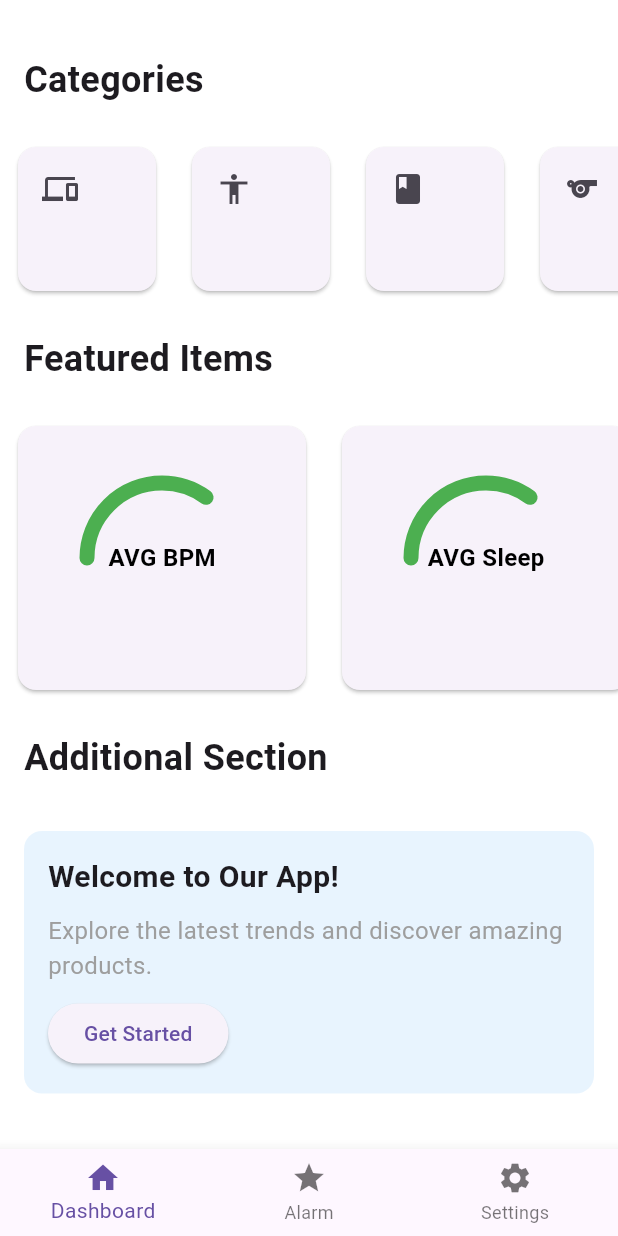
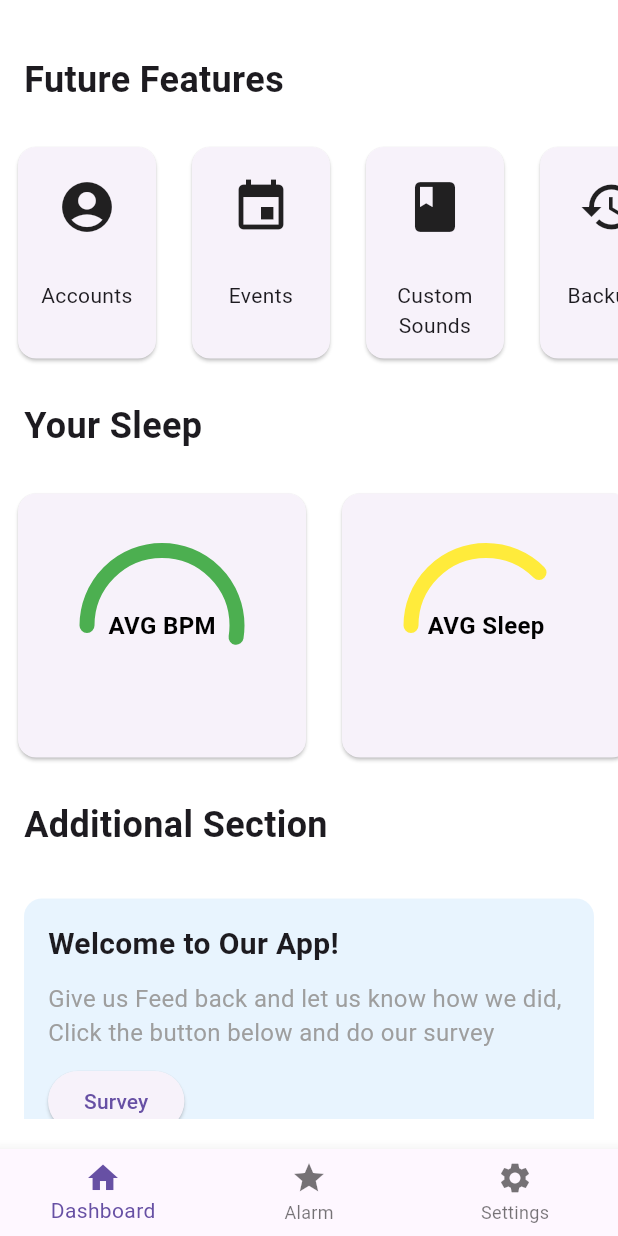
Before and after one commit to ShivanshP1/Clockapp, a Flutter app: the screen it shows after launch, on a phone screen of 412 x 824 dp. Run offline on Flutter 3.47's test engine with Material 3 defaults, Android fonts, the phone set to English and light mode, and no system bars; our stand-ins replace flutter_local_notifications, shared_preferences.

Commit message:
Gauge Functioanlity
Made some changes to page One
added dynamic functionality to the gauges in page one

```diff
--- a/clockapp/lib/PageOne.dart
+++ b/clockapp/lib/PageOne.dart
@@ -1,5 +1,7 @@
 // ignore: file_names
 // ignore_for_file: use_key_in_widget_constructors, use_super_parameters
+// pages/page_one.dart
+// ignore_for_file: use_build_context_synchronously
 
 import 'package:flutter/material.dart';
 import 'dart:math';
@@ -14,9 +16,9 @@ class PageOne extends StatelessWidget {
       padding: const EdgeInsets.symmetric(vertical: 20),
       child: ListView(
         children: <Widget>[
-          _buildSectionTitle('Categories'),
+          _buildSectionTitle('Future Features'),
           _buildCategoryList(),
-          _buildSectionTitle('Featured Items'),
+          _buildSectionTitle('Your Sleep'),
           _buildFeaturedItemList(),
           _buildSectionTitle('Additional Section'),
           _buildAdditionalSection(),
@@ -37,15 +39,15 @@ class PageOne extends StatelessWidget {
 
   Widget _buildCategoryList() {
     return SizedBox(
-      height: 120,
+      height: 165,
       child: ListView(
         scrollDirection: Axis.horizontal,
         children: <Widget>[
-          _buildCategoryItem('Electronics', Icons.devices),
-          _buildCategoryItem('Clothing', Icons.accessibility),
-          _buildCategoryItem('Books', Icons.book),
-          _buildCategoryItem('Sports', Icons.sports),
-          _buildCategoryItem('Home', Icons.home),
+          _buildCategoryItem('Accounts', Icons.account_circle),
+          _buildCategoryItem('Events', Icons.event),
+          _buildCategoryItem('Custom Sounds', Icons.book),
+          _buildCategoryItem('Backups', Icons.restore),
+          _buildCategoryItem('Device', Icons.important_devices),
         ],
       ),
     );
@@ -56,9 +58,28 @@ class PageOne extends StatelessWidget {
       margin: const EdgeInsets.all(8),
       width: 100,
       child: Card(
-        child: ListTile(
-          // title: Text(title),
-          leading: Icon(icon),
+        child: Column(
+          mainAxisAlignment: MainAxisAlignment.spaceBetween,
+          children: [
+            // Icon at the top, taking most of the space
+            Container(
+              height: 80,
+              child: Icon(icon, size: 40),
+            ),
+            // Text at the bottom with limited height
+            Container(
+              height: 60,
+              child: Padding(
+                padding: const EdgeInsets.all(8),
+                child: Text(
+                  title,
+                  textAlign: TextAlign.center,
+                  overflow: TextOverflow.ellipsis,
+                  maxLines: 2,
+                ),
+              ),
+            ),
+          ],
         ),
       ),
     );
@@ -70,30 +91,28 @@ class PageOne extends StatelessWidget {
       child: ListView(
         scrollDirection: Axis.horizontal,
         children: <Widget>[
-          _buildFeaturedItem('AVG BPM', Icons.phone),
-          _buildFeaturedItem('AVG Sleep', Icons.laptop),
-          _buildFeaturedItem('Streak', Icons.directions_run),
-          _buildFeaturedItem('asd', Icons.menu_book),
-          _buildFeaturedItem('wasd', Icons.weekend),
+          _buildFeaturedItem('AVG BPM', Icons.phone, 0.7),
+          _buildFeaturedItem('AVG Sleep', Icons.laptop, 0.5),
+          _buildFeaturedItem('Streak', Icons.directions_run, 0.3),
+          _buildFeaturedItem('asd', Icons.menu_book, 0.9),
+          _buildFeaturedItem('wasd', Icons.weekend, 0.2),
         ],
       ),
     );
   }
 
-  Widget _buildFeaturedItem(String title, IconData icon) {
-    double progressValue = 0.7; // Set your progress value here
+  Widget _buildFeaturedItem(String title, IconData icon, double progressValue) {
     Color gaugeColor = _getGaugeColor(progressValue);
 
     return Container(
       margin: const EdgeInsets.all(8),
-      width: 200, // Adjust the width to scale up the size
+      width: 200,
       child: Card(
         child: Stack(
           children: [
             Center(
               child: CustomSemiCircularGauge(
-                progressValue: progressValue,
-                gaugeColor: gaugeColor,
+                percentage: (progressValue * 100).toInt(),
               ),
             ),
             Center(
@@ -102,7 +121,7 @@ class PageOne extends StatelessWidget {
                 style: const TextStyle(
                   fontSize: 16,
                   fontWeight: FontWeight.bold,
-                  color: Colors.black, // Adjust text color as needed
+                  color: Colors.black,
                 ),
               ),
             ),
@@ -139,7 +158,7 @@ class PageOne extends StatelessWidget {
           ),
           const SizedBox(height: 10),
           const Text(
-            'Explore the latest trends and discover amazing products.',
+            'Give us Feed back and let us know how we did, Click the button below and do our survey',
             style: TextStyle(fontSize: 16, color: Colors.grey),
           ),
           const SizedBox(height: 10),
@@ -147,7 +166,7 @@ class PageOne extends StatelessWidget {
             onPressed: () {
               // Handle button press
             },
-            child: const Text('Get Started'),
+            child: const Text('Survey'),
           ),
         ],
       ),
@@ -155,24 +174,23 @@ class PageOne extends StatelessWidget {
   }
 }
 
+// ... (existing code)
+
 class CustomSemiCircularGauge extends StatelessWidget {
-  final double progressValue;
-  final Color gaugeColor;
+  final int percentage; // Input percentage value (1 to 100)
 
   const CustomSemiCircularGauge({
-    required this.progressValue,
-    required this.gaugeColor,
+    required this.percentage,
   });
 
   @override
   Widget build(BuildContext context) {
     return SizedBox(
-      width: 500, // Adjust the width to scale up the size
-      height: 100, // Adjust the height to control the size of the semi-circle
+      width: 500,
+      height: 100,
       child: CustomPaint(
         painter: SemiCircularGaugePainter(
-          progressValue: progressValue,
-          gaugeColor: gaugeColor,
+          percentage: percentage,
         ),
       ),
     );
@@ -180,38 +198,44 @@ class CustomSemiCircularGauge extends StatelessWidget {
 }
 
 class SemiCircularGaugePainter extends CustomPainter {
-  final double progressValue;
-  final Color gaugeColor;
+  final int percentage;
 
   SemiCircularGaugePainter({
-    required this.progressValue,
-    required this.gaugeColor,
+    required this.percentage,
   });
-
-  double degreesToRadians(double degrees) {
-    return degrees * pi / 180.0;
-  }
 
   @override
   void paint(Canvas canvas, Size size) {
     final Paint paint = Paint()
       ..color = Colors.grey[300]!
       ..strokeCap = StrokeCap.round
-      ..strokeWidth = 10.0 // Adjust the stroke width to control the size
+      ..strokeWidth = 10.0
       ..style = PaintingStyle.stroke;
 
     final double centerX = size.width / 2;
     final double centerY = size.height / 2;
 
-    paint.color = gaugeColor;
-    final double sweepAngle = 180 * progressValue;
+    paint.color = _getGaugeColor();
+    final double sweepAngle = (3 / 2) * pi * (percentage / 100);
     final Rect rect = Rect.fromCircle(
         center: Offset(centerX, centerY), radius: min(centerX, centerY));
-    canvas.drawArc(rect, pi, degreesToRadians(sweepAngle), false, paint);
+    canvas.drawArc(rect, pi, sweepAngle, false, paint);
   }
 
   @override
   bool shouldRepaint(covariant CustomPainter oldDelegate) {
     return true;
   }
+
+  Color _getGaugeColor() {
+    // Logic for determining the gauge color based on the percentage
+    // You can customize this logic based on your color preferences
+    if (percentage >= 70) {
+      return Colors.green; // Good
+    } else if (percentage >= 40) {
+      return Colors.yellow; // Ok
+    } else {
+      return Colors.red; // Bad
+    }
+  }
 }
--- a/clockapp/lib/PageTwo.dart
+++ b/clockapp/lib/PageTwo.dart
@@ -1,3 +1,5 @@
+// ignore_for_file: use_build_context_synchronously
+
 import 'package:flutter/material.dart';
 import 'package:flutter_local_notifications/flutter_local_notifications.dart';
 import 'package:intl/intl.dart';
--- a/clockapp/pubspec.yaml
+++ b/clockapp/pubspec.yaml
@@ -31,7 +31,6 @@ dependencies:
   flutter:
     sdk: flutter
   flutter_local_notifications: ^8.1.1+2
-  syncfusion_flutter_gauges: ^23.2.6
   shared_preferences: ^2.0.7
   flutter_localizations:
     sdk: flutter
```
